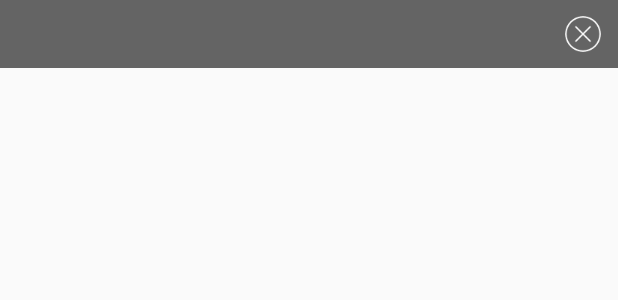
After one commit to Scott110/ijkplayerMediaDemo, an Android app: the layout include_controller_close.xml on its own in the app's theme, with its tools: preview values and no code run, on a phone screen of 412 x 824 dp. The commit adds this screen. Shown: the top 300 px of the screen. Run offline under Robolectric (Android 15) with nearby library versions, the phone set to English and light mode, and no system bars.

Commit message:
修复bug

```diff
--- /dev/null
+++ b/libMedia/src/main/res/layout/include_controller_close.xml
@@ -0,0 +1,22 @@
+<?xml version="1.0" encoding="utf-8"?>
+<RelativeLayout xmlns:android="http://schemas.android.com/apk/res/android"
+    xmlns:tools="http://schemas.android.com/tools"
+    android:id="@+id/ll_close"
+    android:layout_width="match_parent"
+    android:layout_height="@dimen/default_video_controller_bottom_height"
+    android:background="@color/color_99000000"
+    android:gravity="center_vertical"
+    android:orientation="horizontal">
+
+    <ImageButton
+        android:id="@+id/close_btn"
+        android:layout_width="wrap_content"
+        android:layout_height="wrap_content"
+        android:layout_alignParentRight="true"
+        android:layout_marginRight="11dp"
+        android:background="@null"
+        android:scaleType="center"
+        android:src="@mipmap/ic_close" />
+
+
+</RelativeLayout>
--- a/libMedia/src/main/res/values/dimens.xml
+++ b/libMedia/src/main/res/values/dimens.xml
@@ -1,7 +1,7 @@
 <?xml version="1.0" encoding="utf-8"?>
 <resources>
     <dimen name="time_txt_padding_dimen">8dp</dimen>
-    <dimen name="default_video_controller_bottom_height">40dp</dimen>
+    <dimen name="default_video_controller_bottom_height">45dp</dimen>
     <dimen name="default_audio_controller_bottom_height">64dp</dimen>
     <dimen name="volume_light_margin_left_right">15dp</dimen>
     <dimen name="volume_light_skbar_height">90dp</dimen>
```
Also changed, not shown: app/src/main/java/com/scott/demo/MainActivity.java (+25 -5 lines), app/src/main/res/layout/content_main.xml (+10 -1 lines), libMedia/src/main/java/com/lib/media/controller/BaseAudioController.java (+27 -8 lines), libMedia/src/main/java/com/lib/media/controller/BaseVideoController.java (+38 -1 lines), libMedia/src/main/java/com/lib/media/listener/CloseListener.java (added, +11 -0 lines), libMedia/src/main/res/drawable/seekbar_thumb_selector.xml (+4 -4 lines), libMedia/src/main/res/layout/default_video_controller.xml (+2 -10 lines), libMedia/src/main/res/layout/include_controller_forward_box.xml (renamed from libMedia/src/main/res/layout/include_forward_box.xml).
